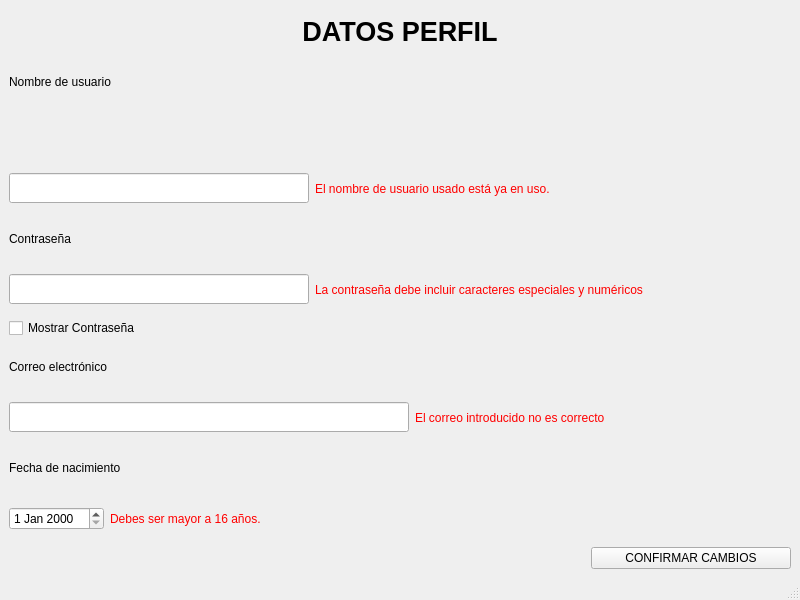
First picture: the form in mapa/perfil.ui, repository jorgecanut/mapaIHM, before the edit.
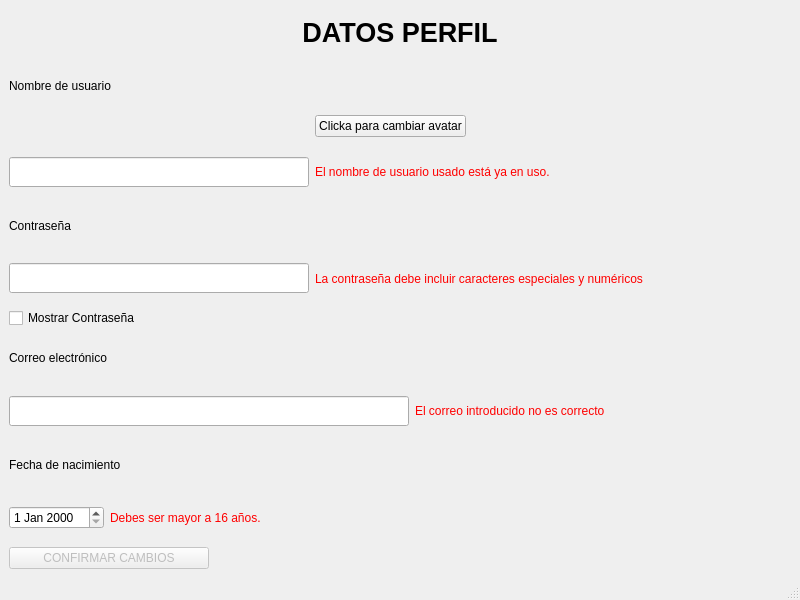
Second picture: the form after the edit.

Commit message: Perfil avatares activados, confirmar cambios desactivado

What changed in the file:
```diff
--- a/mapa/perfil.ui
+++ b/mapa/perfil.ui
@@ -60,13 +60,46 @@
      </widget>
     </item>
     <item>
+     <layout class="QHBoxLayout" name="horizontalLayout_5">
+      <item>
      <widget class="QLabel" name="lAvatar">
+        <property name="minimumSize">
+         <size>
+          <width>300</width>
+          <height>0</height>
+         </size>
+        </property>
       <property name="text">
        <string/>
       </property>
      </widget>
     </item>
     <item>
+       <widget class="QPushButton" name="pbCambiarAvatar">
+        <property name="text">
+         <string>Clicka para cambiar avatar</string>
+        </property>
+       </widget>
+      </item>
+      <item>
+       <spacer name="horizontalSpacer_5">
+        <property name="orientation">
+         <enum>Qt::Orientation::Horizontal</enum>
+        </property>
+        <property name="sizeType">
+         <enum>QSizePolicy::Policy::Expanding</enum>
+        </property>
+        <property name="sizeHint" stdset="0">
+         <size>
+          <width>40</width>
+          <height>20</height>
+         </size>
+        </property>
+       </spacer>
+      </item>
+     </layout>
+    </item>
+    <item>
      <spacer name="verticalSpacer">
       <property name="orientation">
        <enum>Qt::Orientation::Vertical</enum>
@@ -299,6 +332,9 @@
     </item>
     <item>
      <widget class="QPushButton" name="pbConfirmarCambios">
+      <property name="enabled">
+       <bool>false</bool>
+      </property>
       <property name="maximumSize">
        <size>
         <width>200</width>
@@ -306,7 +342,7 @@
        </size>
       </property>
       <property name="layoutDirection">
-       <enum>Qt::LayoutDirection::RightToLeft</enum>
+       <enum>Qt::LayoutDirection::LeftToRight</enum>
       </property>
       <property name="text">
        <string>CONFIRMAR CAMBIOS</string>
```
Lines whose indentation alone changed are shown as unchanged. The commit also changes 4 other files.
